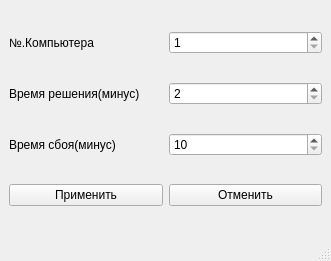
The window that OOP_kr/paramwindow.ui (anhmtkxtb1998/OOP_Exercise) describes before a commit, drawn with Qt 5.
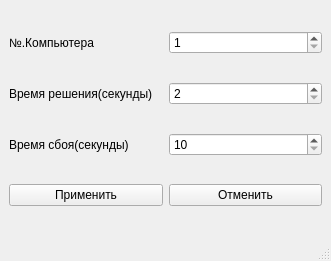
The same window after the commit.

Patch:
```diff
--- a/OOP_kr/paramwindow.ui
+++ b/OOP_kr/paramwindow.ui
@@ -35,7 +35,7 @@
     <item row="1" column="0">
      <widget class="QLabel" name="label_2">
       <property name="text">
-       <string>Время решения(минус)</string>
+       <string>Время решения(секунды)</string>
       </property>
      </widget>
     </item>
@@ -52,7 +52,7 @@
     <item row="2" column="0">
      <widget class="QLabel" name="label_3">
       <property name="text">
-       <string>Время сбоя(минус)</string>
+       <string>Время сбоя(секунды)</string>
       </property>
      </widget>
     </item>
```
